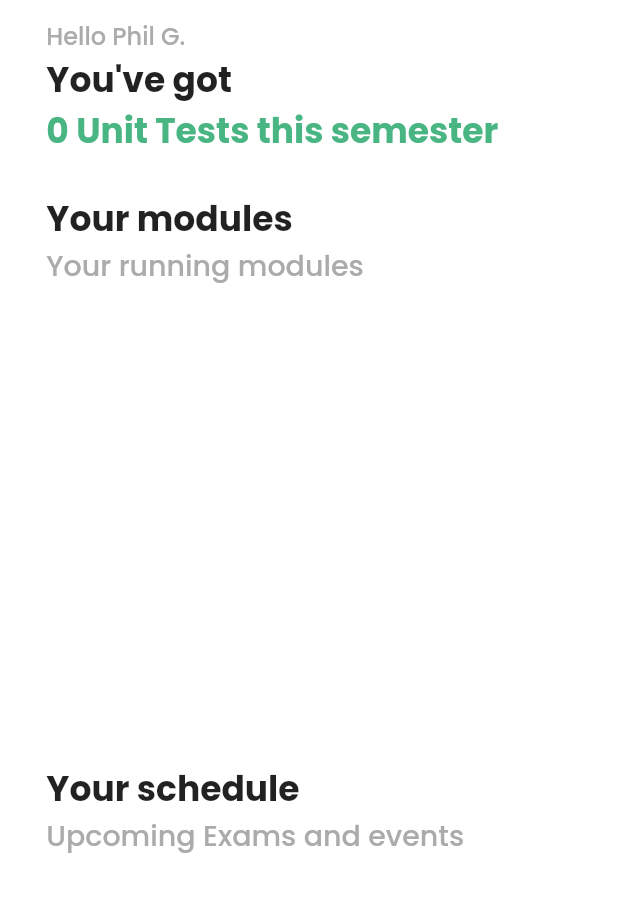
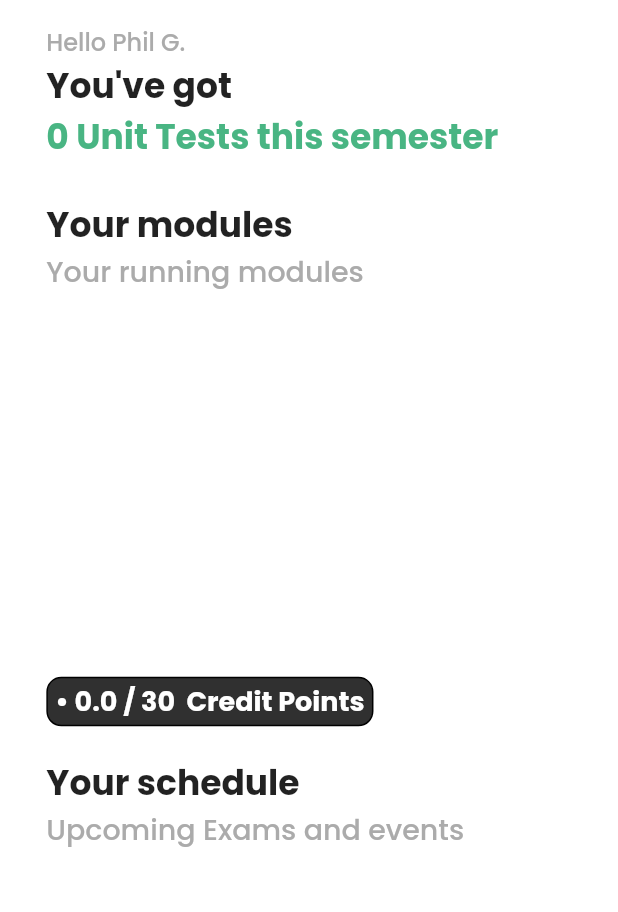
Before and after one commit to philgenb/StudyPlanner, a Flutter app: the screen it shows once a user with an empty profile is signed in, on a phone screen of 412 x 824 dp, the part 83-995 px from its top. Run offline on Flutter 3.47's test engine with Material 2 defaults, Android fonts, the phone set to English and light mode, and no system bars; our stand-ins replace cloud_firestore, firebase_auth, firebase_core, flutter_spinkit, flutter_svg; accounts and stored records are empty.

```diff
--- a/lib/models/module.dart
+++ b/lib/models/module.dart
@@ -3,7 +3,7 @@ import 'dart:ui';
 import 'package:cloud_firestore/cloud_firestore.dart';
 import 'package:studyplanner/theme/colors.dart';
 
-import '../utils/DateFormatter.dart';
+import '../utils/dateutil.dart';
 
 class Module {
 
--- a/lib/pages/addmodule_menu.dart
+++ b/lib/pages/addmodule_menu.dart
@@ -11,7 +11,7 @@ import 'package:studyplanner/shared/appbar.dart';
 import 'package:studyplanner/shared/inputfield.dart';
 import 'package:studyplanner/shared/inputfieldbutton.dart';
 import 'package:studyplanner/theme/colors.dart';
-import 'package:studyplanner/utils/DateFormatter.dart';
+import 'package:studyplanner/utils/dateutil.dart';
 import 'package:studyplanner/utils/sizehelper.dart';
 
 class AddModuleMenu extends StatefulWidget {
--- a/lib/pages/dashboard/dashboard.dart
+++ b/lib/pages/dashboard/dashboard.dart
@@ -28,19 +28,22 @@ class _HomeMenuState extends State<HomeMenu> {
   late final DataBaseService _database;
 
   int _moduleCount = 0;
+  double _creditPoints = 0;
 
   @override
   void initState() {
     CustomUser? currentUser = _auth.getCurrentUser();
     _database = DataBaseService(uid: currentUser!.getUserIdentifier());
-    updateModuleCount();
+    updateValues();
     super.initState();
   }
 
-  void updateModuleCount() async {
+  void updateValues() async {
     int modules = await _database.getModuleCount();
+    double credits = await _database.getUserCredits();
     setState(() {
       _moduleCount = modules;
+      _creditPoints = credits;
     });
   }
 
@@ -49,7 +52,7 @@ class _HomeMenuState extends State<HomeMenu> {
   Widget build(BuildContext context) {
     return Container(
       color: Colors.white,
-      padding: EdgeInsets.symmetric(horizontal: SizeHelper.getDisplayWidth(context) * 0.075, vertical: SizeHelper.getDisplayHeight(context) * 0.015),
+      padding: EdgeInsets.symmetric(horizontal: SizeHelper.getDisplayWidth(context) * 0.075, vertical: SizeHelper.getDisplayHeight(context) * 0.02),
       child: Column(
         crossAxisAlignment: CrossAxisAlignment.start,
         children: [
@@ -61,21 +64,25 @@ class _HomeMenuState extends State<HomeMenu> {
             child: ModuleShortList(),
           ),
 
-          // ModuleElement(Color(0xff7F86FF), "Lineare Algebra II  (6)"),
-          // ModuleElement(Color(0xffff4171), "Betriebsysteme  (5)"),
-          // ModuleElement(Color(0xffffbd69), "Rechnerorganisation  (4)"),
-          // ModuleElement(Color(0xff5dd59e), "Datenbanksysteme  (7)"),
+          Container(
+            padding: EdgeInsets.symmetric(horizontal: 5, vertical: 2),
+            decoration: BoxDecoration(
+              color: Theme.of(context).colorScheme.primary,
+                border: Border.all(), borderRadius: BorderRadius.all(Radius.circular(10))),
+            child: Text("• ${_creditPoints} / 30  Credit Points", style: TextStyle(fontSize: 18, fontWeight: FontWeight.bold, color: Colors.white)),
+          ),
 
-          SizedBox(height: SizeHelper.getDisplayHeight(context) * 0.03,),
+          SizedBox(height: SizeHelper.getDisplayHeight(context) * 0.025,),
+
 
           Text("Your schedule", style: TextStyle(fontSize: 23, fontWeight: FontWeight.bold)),
           Text("Upcoming Exams and events", style: TextStyle(fontSize: 19, color: Color(0xffABABAB))),
-
           StreamProvider<List<Module>>(
               create: (context) => _database.streamModules(),
               initialData: [],
               child: ModuleSwipe(),
-          )
+          ),
+
         ],
       ),
     );
@@ -87,6 +94,7 @@ class _HomeMenuState extends State<HomeMenu> {
       Text("You've got", style: TextStyle(fontSize: 23, fontWeight: FontWeight.bold)),
 
       Text("${_moduleCount} Unit Tests this semester", style: TextStyle(fontSize: 23, fontWeight: FontWeight.bold, color: Color(0xff49B583))),
+
       SizedBox(height: SizeHelper.getDisplayHeight(context) * 0.03,),
 
       Text("Your modules", style: TextStyle(fontSize: 23, fontWeight: FontWeight.bold)),
--- a/lib/pages/module/module_card.dart
+++ b/lib/pages/module/module_card.dart
@@ -43,7 +43,7 @@ class ModuleCard extends StatelessWidget {
             Row(
               mainAxisAlignment: MainAxisAlignment.spaceBetween,
               children: [
-                Text("$moduleName  (${module?.creditPoints ?? 0} CP)", style: TextStyle(color: Colors.white, fontWeight: FontWeight.bold, fontSize: 18)),
+                Text("$moduleName  (${module?.creditPoints ?? 0} CP)", style: TextStyle(color: Colors.white, fontWeight: FontWeight.bold, fontSize: 18), softWrap: true,),
                 Row(
                   children: [
                     InkWell(
--- a/lib/services/database.dart
+++ b/lib/services/database.dart
@@ -73,7 +73,7 @@ class DataBaseService {
     });
   }
 
-  Future getUserCredits() async{
+  Future<double> getUserCredits() async{
     DocumentSnapshot userDoc = await getUserDocument().get();
     return userDoc.get('credits');
   }
--- a/lib/utils/DateFormatter.dart
+++ b/lib/utils/dateutil.dart
@@ -1,3 +1,5 @@
+import 'package:cloud_firestore/cloud_firestore.dart';
+
 class DateUtil {
 
   static String formatDateTime(DateTime date) {
@@ -8,4 +10,8 @@ class DateUtil {
     return date.day.toString().padLeft(2, '0') + "." + date.month.toString().padLeft(2, '0') + "." +  date.year.toString();
   }
 
+  static Duration getDuration(Timestamp ?day1, Timestamp ?day2) {
+    return day1!.toDate().difference(day2!.toDate());
+  }
+
 }
```
Also changed, not shown: lib/pages/module/placeholder_card.dart (added, +24 -0 lines), lib/pages/schedule/vertical_module_list.dart (+28 -1 lines), assets/images/coins.png (added), 1 other file.
